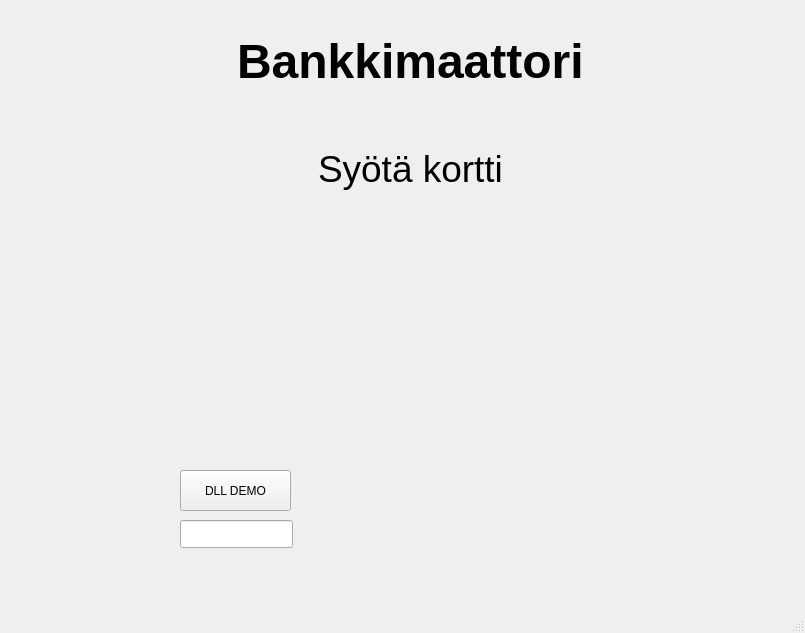
First picture: the form in bank-automat/mainwindow.ui, repository tvt23-pankkiprojekti/SPO_Group1, before the edit.
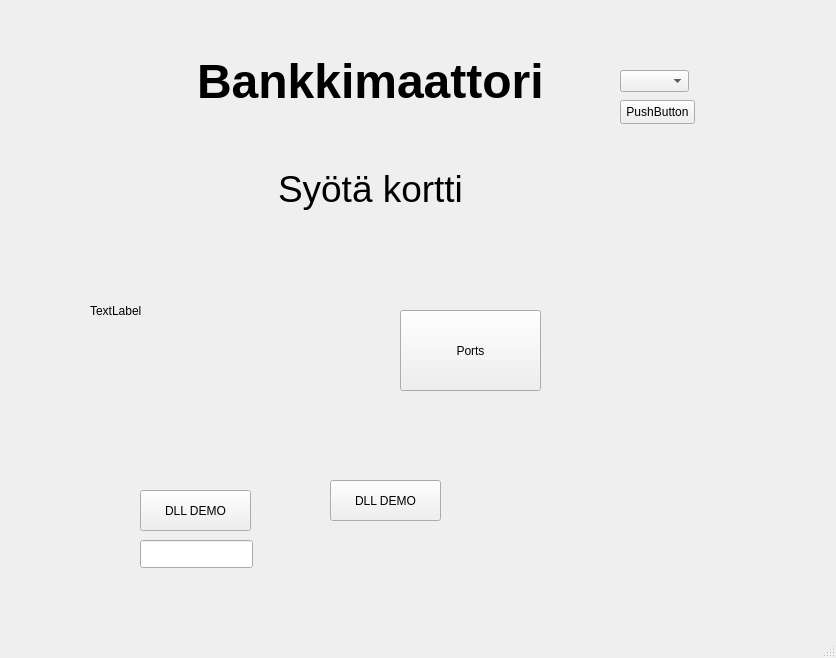
Second picture: the form after the edit. The open tabs and pages were chosen to show the change.

The edit to the form file:
```diff
--- a/bank-automat/mainwindow.ui
+++ b/bank-automat/mainwindow.ui
@@ -6,8 +6,8 @@
    <rect>
     <x>0</x>
     <y>0</y>
-    <width>805</width>
-    <height>633</height>
+    <width>836</width>
+    <height>658</height>
    </rect>
   </property>
   <property name="windowTitle">
@@ -17,8 +17,8 @@
    <widget class="QStackedWidget" name="stackedWidget">
     <property name="geometry">
      <rect>
-      <x>50</x>
-      <y>0</y>
+      <x>10</x>
+      <y>20</y>
       <width>781</width>
       <height>581</height>
      </rect>
@@ -90,6 +90,68 @@
        </rect>
       </property>
      </widget>
+     <widget class="QLabel" name="label_6">
+      <property name="geometry">
+       <rect>
+        <x>80</x>
+        <y>270</y>
+        <width>361</width>
+        <height>41</height>
+       </rect>
+      </property>
+      <property name="text">
+       <string>TextLabel</string>
+      </property>
+     </widget>
+     <widget class="QPushButton" name="btnPorts">
+      <property name="geometry">
+       <rect>
+        <x>390</x>
+        <y>290</y>
+        <width>141</width>
+        <height>81</height>
+       </rect>
+      </property>
+      <property name="text">
+       <string>Ports</string>
+      </property>
+     </widget>
+     <widget class="QComboBox" name="cmbPorts">
+      <property name="geometry">
+       <rect>
+        <x>610</x>
+        <y>50</y>
+        <width>69</width>
+        <height>22</height>
+       </rect>
+      </property>
+     </widget>
+     <widget class="QPushButton" name="btnOpenPorts">
+      <property name="geometry">
+       <rect>
+        <x>610</x>
+        <y>80</y>
+        <width>75</width>
+        <height>24</height>
+       </rect>
+      </property>
+      <property name="text">
+       <string>PushButton</string>
+      </property>
+     </widget>
+     <widget class="QPushButton" name="btn_2">
+      <property name="geometry">
+       <rect>
+        <x>320</x>
+        <y>460</y>
+        <width>111</width>
+        <height>41</height>
+       </rect>
+      </property>
+      <property name="text">
+       <string>DLL DEMO</string>
+      </property>
+     </widget>
     </widget>
     <widget class="QWidget" name="pageValitseTili">
      <widget class="QWidget" name="verticalLayoutWidget_2">
```
Left out of the diff: 2 changed lines with no effect on the pictures.
